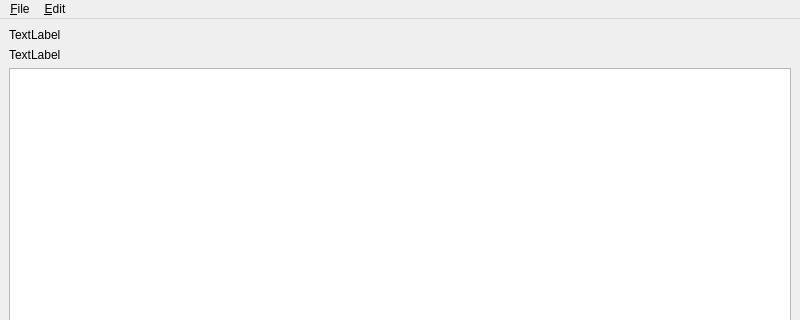
Before: the Qt Designer form branches/trunk/GoldBug-UI/pageviewer.ui in textbrowser/spot-on, drawn with Qt 5; both pictures show x 0 to 800 and y 0 to 320 of the 800 by 600 pixel window.
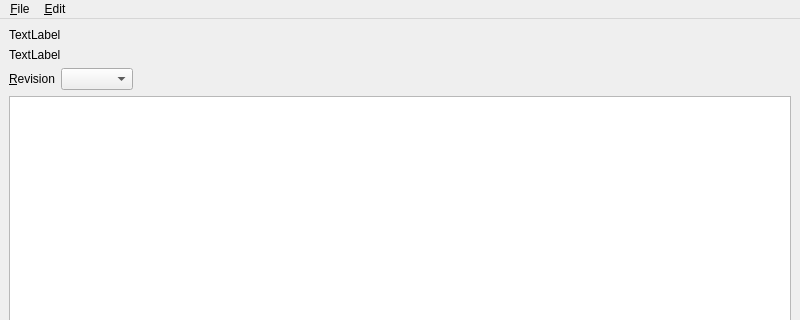
After: the same form once the commit is applied. Icons and pictures are not drawn. Custom widgets are drawn as their Qt base class.

Commit message: URL revisions.

Patch:
```diff
--- a/branches/trunk/GoldBug-UI/pageviewer.ui
+++ b/branches/trunk/GoldBug-UI/pageviewer.ui
@@ -36,6 +36,40 @@
       </property>
      </widget>
     </item>
+    <item>
+     <layout class="QHBoxLayout" name="horizontalLayout_3">
+      <item>
+       <widget class="QLabel" name="label_3">
+        <property name="text">
+         <string>&amp;Revision</string>
+        </property>
+        <property name="buddy">
+         <cstring>revision</cstring>
+        </property>
+       </widget>
+      </item>
+      <item>
+       <widget class="QComboBox" name="revision">
+        <property name="sizeAdjustPolicy">
+         <enum>QComboBox::AdjustToContents</enum>
+        </property>
+       </widget>
+      </item>
+      <item>
+       <spacer name="horizontalSpacer_3">
+        <property name="orientation">
+         <enum>Qt::Horizontal</enum>
+        </property>
+        <property name="sizeHint" stdset="0">
+         <size>
+          <width>40</width>
+          <height>20</height>
+         </size>
+        </property>
+       </spacer>
+      </item>
+     </layout>
+    </item>
     <item>
      <widget class="spoton_textbrowser" name="textBrowser">
       <property name="openLinks">
```
Left out of the diff: 5 changed lines with no effect on the pictures. The commit also changes 6 other files.
